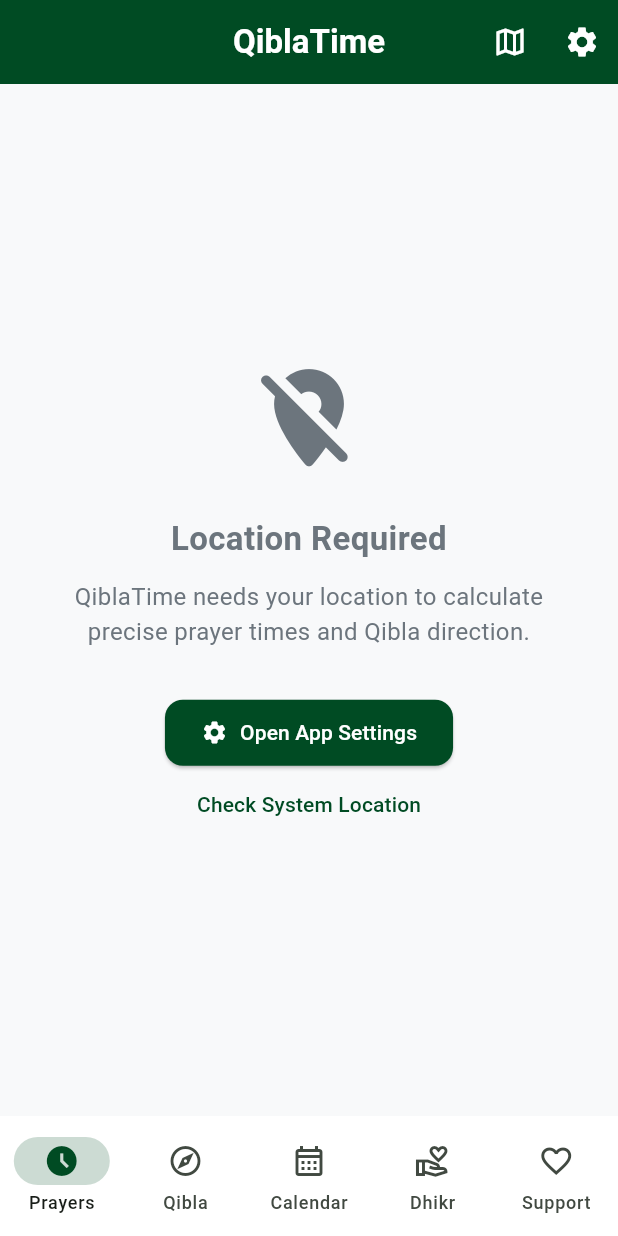
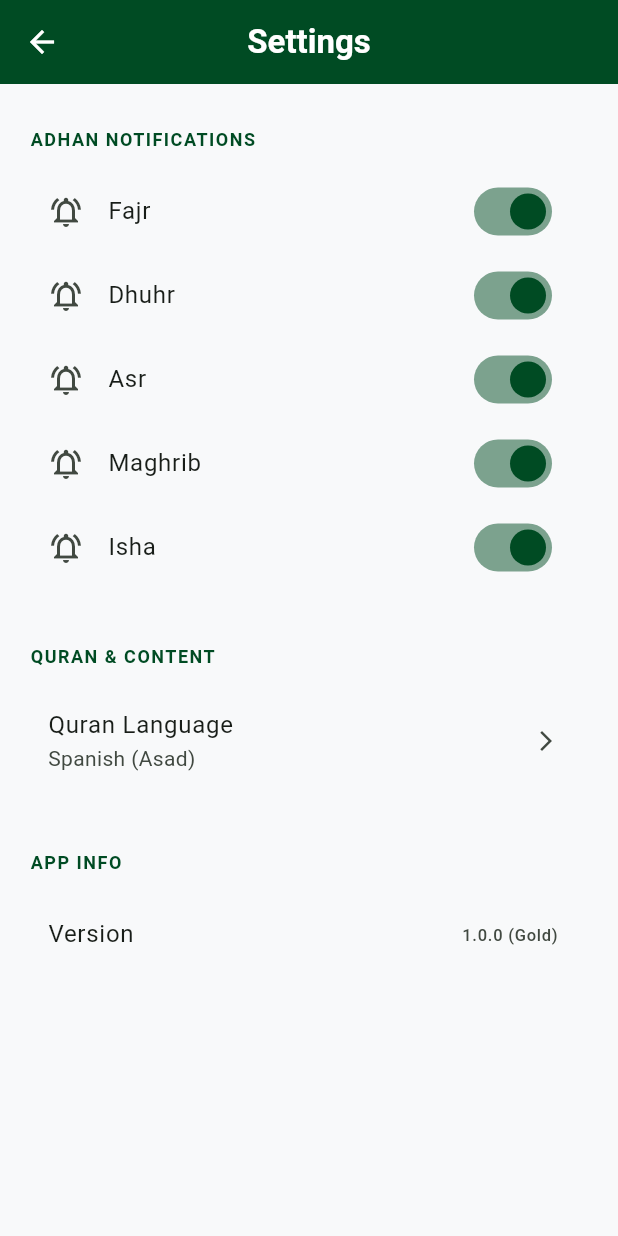
Before and after one commit to said3h/qibla_time, a Flutter app: the screen it shows after launch, after a tap on the "settings" icon, on a phone screen of 412 x 824 dp. Run offline on Flutter 3.47's test engine with Material 3 defaults, Android fonts, the phone set to English and light mode, and no system bars; our stand-ins replace adhan, flutter_compass, flutter_local_notifications, flutter_riverpod, geolocator, hijri and 2 more.

Commit message:
feat: phase 2 - real-time countdown, premium quran, dual calendar and adhan settings

```diff
--- a/lib/features/calendar/screens/calendar_screen.dart
+++ b/lib/features/calendar/screens/calendar_screen.dart
@@ -41,21 +41,44 @@
           _buildHijriBanner(),
           const SizedBox(height: 24),
           _buildGregorianDatePicker(),
-          const SizedBox(height: 24),
+          const SizedBox(height: 32),
           Text(
-            'Upcoming Islamic Events (${currentHijri.hYear})',
+            'Important Events (${currentHijri.hYear} AH)',
             style: const TextStyle(fontSize: 20, fontWeight: FontWeight.bold, color: AppTheme.primaryGreen),
           ),
-          const SizedBox(height: 12),
-          _buildEventItem('Ramadan Begins', '1 Ramadan', currentHijri.hMonth == 9),
-          _buildEventItem('Eid al-Fitr', '1 Shawwal', currentHijri.hMonth == 10),
-          _buildEventItem('Day of Arafah', '9 Dhu al-Hijjah', currentHijri.hMonth == 12),
-          _buildEventItem('Eid al-Adha', '10 Dhu al-Hijjah', currentHijri.hMonth == 12),
-          _buildEventItem('Islamic New Year', '1 Muharram', currentHijri.hMonth == 1),
-          _buildEventItem('Ashura', '10 Muharram', currentHijri.hMonth == 1),
+          const SizedBox(height: 16),
+          ..._buildUpcomingEvents(),
         ],
       ),
     );
+  }
+
+  List<Widget> _buildUpcomingEvents() {
+    final List<Map<String, dynamic>> events = [
+      {'name': 'Islamic New Year', 'day': 1, 'month': 1},
+      {'name': 'Ashura', 'day': 10, 'month': 1},
+      {'name': 'Ramadan Begins', 'day': 1, 'month': 9},
+      {'name': 'Eid al-Fitr', 'day': 1, 'month': 10},
+      {'name': 'Day of Arafah', 'day': 9, 'month': 12},
+      {'name': 'Eid al-Adha', 'day': 10, 'month': 12},
+    ];
+
+    return events.map((event) {
+      final hCalendar = HijriCalendar();
+      hCalendar.hYear = currentHijri.hYear;
+      hCalendar.hMonth = event['month'];
+      hCalendar.hDay = event['day'];
+
+      final gregorianDate = hCalendar.hijriToGregorian(hCalendar.hYear, hCalendar.hMonth, hCalendar.hDay);
+      final isCurrent = currentHijri.hMonth == event['month'];
+
+      return _buildEventItem(
+        event['name'],
+        '${event['day']} ${hCalendar.toFormat("MMMM")}',
+        DateFormat('EEEE, d MMM yyyy').format(gregorianDate),
+        isCurrent
+      );
+    }).toList();
   }
 
   Widget _buildHijriBanner() {
@@ -164,7 +187,7 @@
     );
   }
 
-  Widget _buildEventItem(String eventName, String hijriDateString, bool isCurrentMonth) {
+  Widget _buildEventItem(String eventName, String hijriDateString, String gregorianDateString, bool isCurrentMonth) {
     return Container(
       margin: const EdgeInsets.only(bottom: 12),
       decoration: BoxDecoration(
@@ -173,14 +196,21 @@
         border: Border.all(color: isCurrentMonth ? AppTheme.primaryGreen.withOpacity(0.1) : Colors.grey.shade100),
       ),
       child: ListTile(
-        contentPadding: const EdgeInsets.symmetric(horizontal: 20, vertical: 4),
+        contentPadding: const EdgeInsets.symmetric(horizontal: 20, vertical: 8),
         title: Text(eventName, style: const TextStyle(fontWeight: FontWeight.bold, color: AppTheme.textDark)),
-        subtitle: Text(hijriDateString, style: const TextStyle(color: AppTheme.textLight)),
+        subtitle: Column(
+          crossAxisAlignment: CrossAxisAlignment.start,
+          children: [
+            const SizedBox(height: 4),
+            Text(hijriDateString, style: const TextStyle(color: AppTheme.primaryGreen, fontWeight: FontWeight.w600, fontSize: 13)),
+            Text(gregorianDateString, style: const TextStyle(color: AppTheme.textLight, fontSize: 12)),
+          ],
+        ),
         trailing: isCurrentMonth
             ? Container(
                 padding: const EdgeInsets.symmetric(horizontal: 10, vertical: 4),
                 decoration: BoxDecoration(color: AppTheme.primaryGreen, borderRadius: BorderRadius.circular(20)),
-                child: const Text('SOON', style: TextStyle(color: Colors.white, fontSize: 10, fontWeight: FontWeight.bold)),
+                child: const Text('THIS MONTH', style: TextStyle(color: Colors.white, fontSize: 10, fontWeight: FontWeight.bold)),
               )
             : null,
       ),
--- a/lib/features/prayer_times/services/quran_service.dart
+++ b/lib/features/prayer_times/services/quran_service.dart
@@ -1,33 +1,54 @@
+import 'dart:convert';
+import 'package:http/http.dart' as http;
 
+class QuranVerse {
+  final String arabicText;
+  final String translationText;
+  final String transliterationText;
+  final String reference;
+  final String audioUrl;
+
+  QuranVerse({
+    required this.arabicText,
+    required this.translationText,
+    required this.transliterationText,
+    required this.reference,
+    required this.audioUrl,
+  });
+}
 
 class QuranVerseService {
-  static final List<Map<String, String>> _verses = [
-    {
-      'verse': 'Indeed, prayer has been decreed upon the believers a decree of specified times.',
-      'ref': 'Surah An-Nisa [4:103]'
-    },
-    {
-      'verse': 'So remember Me; I will remember you. And be grateful to Me and do not deny Me.',
-      'ref': 'Surah Al-Baqarah [2:152]'
-    },
-    {
-      'verse': 'And seek help through patience and prayer, and indeed, it is difficult except for the humbly submissive [to Allah].',
-      'ref': 'Surah Al-Baqarah [2:45]'
-    },
-    {
-      'verse': 'Allah does not burden a soul beyond that it can bear.',
-      'ref': 'Surah Al-Baqarah [2:286]'
-    },
-    {
-      'verse': 'Indeed, with hardship [will be] ease.',
-      'ref': 'Surah Ash-Sharh [94:6]'
-    },
-  ];
-
-  static Map<String, String> getVerseOfTheDay() {
-    // Use the day of the year as a seed so it changes daily but stays same for the day
+  // Using Al-Quran Cloud API
+  static Future<QuranVerse> getDailyVerse(String languageCode) async {
+    // We pick a pseudo-random verse based on the day of the year
     final now = DateTime.now();
     final dayOfYear = now.difference(DateTime(now.year, 1, 1)).inDays;
-    return _verses[dayOfYear % _verses.length];
+    // There are 6236 verses in the Quran
+    final verseNumber = (dayOfYear * 7) % 6236 + 1;
+
+    // Fetch Arabic original
+    final arabicResponse = await http.get(Uri.parse('https://api.alquran.cloud/v1/ayah/$verseNumber/editions/quran-uthmani,es.asad,en.transliteration'));
+
+    if (arabicResponse.statusCode == 200) {
+      final data = json.decode(arabicResponse.body)['data'];
+
+      // data[0] is Arabic (quran-uthmani)
+      // data[1] is Spanish (es.asad) - we can make this dynamic later
+      // data[2] is Transliteration (en.transliteration)
+
+      return QuranVerse(
+        arabicText: data[0]['text'],
+        translationText: data[1]['text'],
+        transliterationText: data[2]['text'],
+        reference: '${data[0]['surah']['englishName']} [${data[0]['surah']['number']}:${data[0]['numberInSurah']}]',
+        audioUrl: 'https://cdn.islamic.network/quran/audio/128/ar.alafasy/$verseNumber.mp3',
+      );
+    } else {
+      throw Exception('Failed to load daily verse');
+    }
   }
 }
+
+final dailyVerseProvider = FutureProvider<QuranVerse>((ref) async {
+  return QuranVerseService.getDailyVerse('es');
+});
--- /dev/null
+++ b/lib/features/support/screens/settings_screen.dart
@@ -0,0 +1,110 @@
+import 'package:flutter/material.dart';
+import 'package:flutter_riverpod/flutter_riverpod.dart';
+import 'package:shared_preferences/shared_preferences.dart';
+import '../../../core/theme/app_theme.dart';
+import '../../../core/constants/app_constants.dart';
+
+class SettingsScreen extends ConsumerStatefulWidget {
+  const SettingsScreen({super.key});
+
+  @override
+  ConsumerState<SettingsScreen> createState() => _SettingsScreenState();
+}
+
+class _SettingsScreenState extends ConsumerState<SettingsScreen> {
+  bool adhanFajr = true;
+  bool adhanDhuhr = true;
+  bool adhanAsr = true;
+  bool adhanMaghrib = true;
+  bool adhanIsha = true;
+
+  @override
+  void initState() {
+    super.initState();
+    _loadSettings();
+  }
+
+  Future<void> _loadSettings() async {
+    final prefs = await SharedPreferences.getInstance();
+    setState(() {
+      adhanFajr = prefs.getBool('adhan_fajr') ?? true;
+      adhanDhuhr = prefs.getBool('adhan_dhuhr') ?? true;
+      adhanAsr = prefs.getBool('adhan_asr') ?? true;
+      adhanMaghrib = prefs.getBool('adhan_maghrib') ?? true;
+      adhanIsha = prefs.getBool('adhan_isha') ?? true;
+    });
+  }
+
+  Future<void> _toggleSetting(String key, bool value) async {
+    final prefs = await SharedPreferences.getInstance();
+    await prefs.setBool(key, value);
+    setState(() {
+      switch (key) {
+        case 'adhan_fajr': adhanFajr = value; break;
+        case 'adhan_dhuhr': adhanDhuhr = value; break;
+        case 'adhan_asr': adhanAsr = value; break;
+        case 'adhan_maghrib': adhanMaghrib = value; break;
+        case 'adhan_isha': adhanIsha = value; break;
+      }
+    });
+  }
+
+  @override
+  Widget build(BuildContext context) {
+    return Scaffold(
+      backgroundColor: AppTheme.backgroundWhite,
+      appBar: AppBar(
+        title: const Text('Settings', style: TextStyle(fontWeight: FontWeight.bold)),
+      ),
+      body: ListView(
+        padding: const EdgeInsets.all(16.0),
+        children: [
+          _buildSectionHeader('Adhan Notifications'),
+          _buildAdhanTile('Fajr', adhanFajr, (v) => _toggleSetting('adhan_fajr', v)),
+          _buildAdhanTile('Dhuhr', adhanDhuhr, (v) => _toggleSetting('adhan_dhuhr', v)),
+          _buildAdhanTile('Asr', adhanAsr, (v) => _toggleSetting('adhan_asr', v)),
+          _buildAdhanTile('Maghrib', adhanMaghrib, (v) => _toggleSetting('adhan_maghrib', v)),
+          _buildAdhanTile('Isha', adhanIsha, (v) => _toggleSetting('adhan_isha', v)),
+
+          const SizedBox(height: 24),
+          _buildSectionHeader('Quran & Content'),
+          ListTile(
+            title: const Text('Quran Language'),
+            subtitle: const Text('Spanish (Asad)'),
+            trailing: const Icon(Icons.arrow_forward_ios, size: 16),
+            onTap: () {
+              // Show language picker
+            },
+          ),
+
+          const SizedBox(height: 24),
+          _buildSectionHeader('App Info'),
+          ListTile(
+            title: const Text('Version'),
+            trailing: const Text('1.0.0 (Gold)'),
+          ),
+        ],
+      ),
+    );
+  }
+
+  Widget _buildSectionHeader(String title) {
+    return Padding(
+      padding: const EdgeInsets.symmetric(vertical: 12.0, horizontal: 4.0),
+      child: Text(
+        title.toUpperCase(),
+        style: const TextStyle(color: AppTheme.primaryGreen, fontWeight: FontWeight.bold, fontSize: 12, letterSpacing: 1),
+      ),
+    );
+  }
+
+  Widget _buildAdhanTile(String name, bool value, Function(bool) onChanged) {
+    return SwitchListTile(
+      title: Text(name),
+      secondary: const Icon(Icons.notifications_active_outlined),
+      value: value,
+      activeColor: AppTheme.primaryGreen,
+      onChanged: onChanged,
+    );
+  }
+}
--- a/pubspec.yaml
+++ b/pubspec.yaml
@@ -44,6 +44,11 @@
   share_plus: ^10.0.0
   shared_preferences: ^2.2.3
   intl: ^0.20.2
+  http: ^1.2.1
+  flutter_local_notifications: ^17.2.2
+  audioplayers: ^6.1.0
+  permission_handler: ^11.3.1
+  timezone: ^0.9.4
 
 dev_dependencies:
   flutter_test:
```
Also changed, not shown: lib/features/prayer_times/screens/home_screen.dart (+147 -31 lines), lib/features/prayer_times/services/notification_service.dart (added, +55 -0 lines), lib/features/prayer_times/services/prayer_service.dart (+24 -0 lines).
